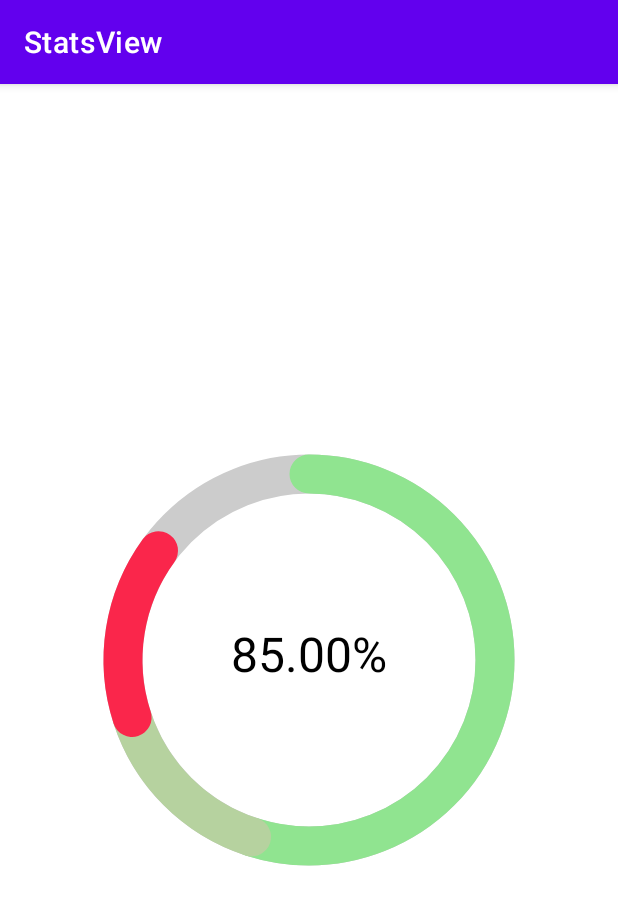
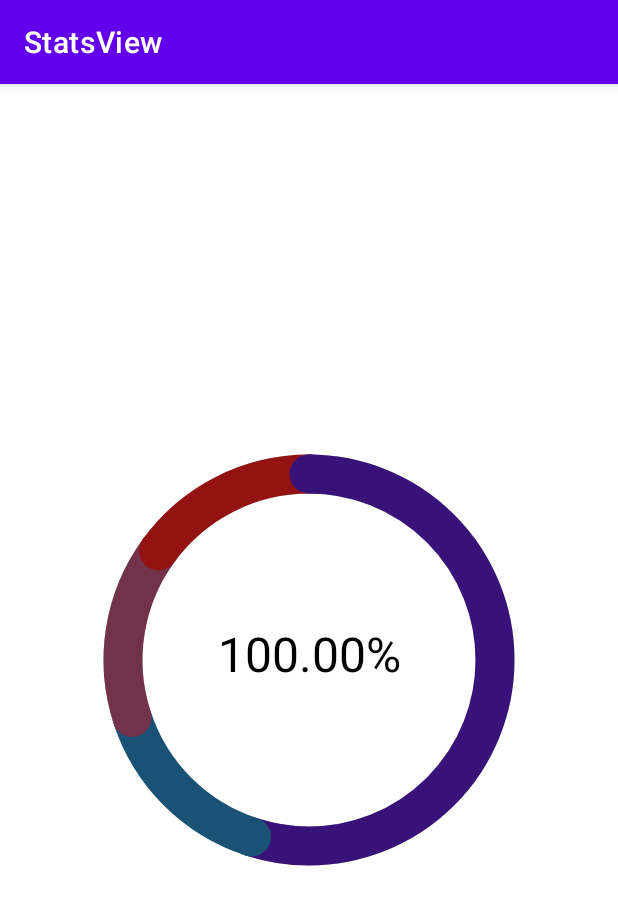
Before and after one commit to gregTheCat64/StatsView, an Android app: the screen it shows after launch (MainActivity), on a phone screen of 412 x 824 dp. Shown: the top 905 px of the screen. Run offline under Robolectric (Android 15) with nearby library versions, the phone set to English and light mode, and no system bars.

Commit message:
fixed_dot

```diff
--- a/app/src/main/java/ru/javacat/statsview/MainActivity.kt
+++ b/app/src/main/java/ru/javacat/statsview/MainActivity.kt
@@ -12,7 +12,7 @@ class MainActivity : AppCompatActivity() {
             0.55F,
             0.15F,
             0.15F,
-
+            0.15F
         )
     }
 }
--- a/app/src/main/java/ru/javacat/statsview/ui/StatsView.kt
+++ b/app/src/main/java/ru/javacat/statsview/ui/StatsView.kt
@@ -101,9 +101,9 @@ class StatsView @JvmOverloads constructor(
         paint.color = 0xFFCCCCCC.toInt()
         canvas.drawCircle(center.x, center.y, radius, paint)
 
-        data.forEach{
-            val angle  = it * 360F
-            paint.color = generateRandomColor()
+        data.forEachIndexed{index, datum ->
+            val angle  = datum * 360F
+            paint.color = colors.getOrElse(index) {generateRandomColor()}
             canvas.drawArc(oval, startAngle,angle,false, paint)
             startAngle += angle
         }
@@ -113,6 +113,11 @@ class StatsView @JvmOverloads constructor(
             center.y+textPaint.textSize/4,
             textPaint
         )
+        if (data.sum()==1F){
+            val angle = 1F
+            paint.color = colors[0]
+            canvas.drawArc(oval, startAngle,angle,false, paint)
+        }
 
     }
 
```
